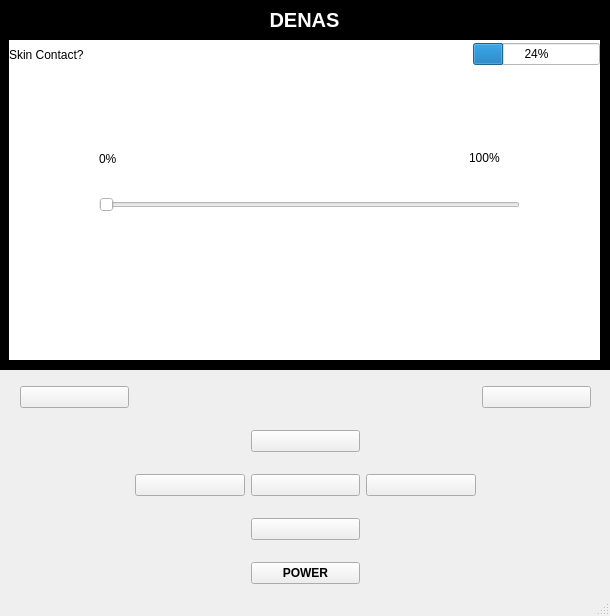
Old version of the form app/DenasUI.ui in the repository cameronSlupeiks/DenasEmulator.
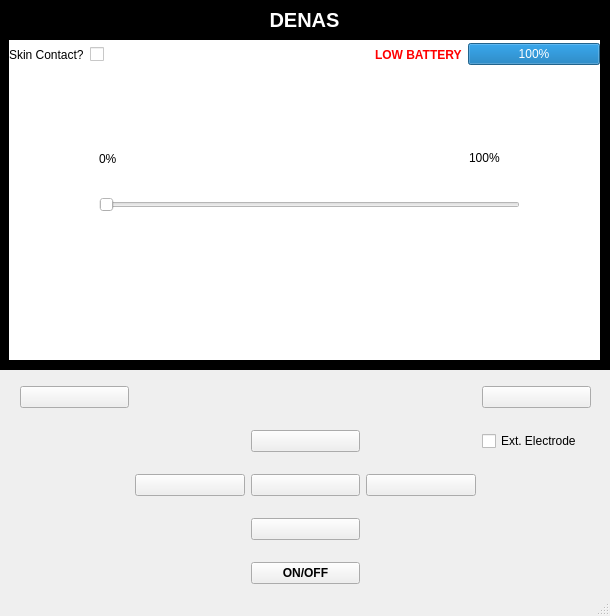
New version of the form. The open tabs and pages were chosen to show the change.

Commit message: integrated battery with changes

Patch:
```diff
--- a/app/DenasUI.ui
+++ b/app/DenasUI.ui
@@ -69,7 +69,7 @@
         </font>
        </property>
        <property name="text">
-        <string>POWER</string>
+        <string>ON/OFF</string>
        </property>
        <property name="on" stdset="0">
         <bool>true</bool>
@@ -116,6 +116,16 @@
        </property>
       </widget>
      </item>
+     <item row="1" column="4">
+      <widget class="QCheckBox" name="externalElectrode">
+       <property name="text">
+        <string>Ext. Electrode</string>
+       </property>
+       <property name="checked">
+        <bool>false</bool>
+       </property>
+      </widget>
+     </item>
     </layout>
    </widget>
    <widget class="QFrame" name="border">
@@ -1261,6 +1271,13 @@
          </property>
         </widget>
        </item>
+       <item>
+        <widget class="QCheckBox" name="checkBox">
+         <property name="text">
+          <string/>
+         </property>
+        </widget>
+       </item>
        <item>
         <spacer name="horizontalSpacer_3">
          <property name="orientation">
@@ -1288,22 +1305,23 @@
         </spacer>
        </item>
        <item>
-        <spacer name="horizontalSpacer_2">
-         <property name="orientation">
-          <enum>Qt::Horizontal</enum>
+        <widget class="QLabel" name="batWarning">
+         <property name="enabled">
+          <bool>true</bool>
          </property>
-         <property name="sizeHint" stdset="0">
-          <size>
-           <width>40</width>
-           <height>20</height>
-          </size>
+         <property name="styleSheet">
+          <string notr="true">color:red;
+font:bold;</string>
          </property>
-        </spacer>
+         <property name="text">
+          <string>LOW BATTERY</string>
+         </property>
+        </widget>
        </item>
        <item>
         <widget class="QProgressBar" name="progressBar">
          <property name="value">
-          <number>24</number>
+          <number>100</number>
          </property>
          <property name="type" stdset="0">
           <string>BATTERY_DRAIN</string>
```
Left out of the diff: 2 changed lines with no effect on the pictures. The commit also changes 17 other files.
